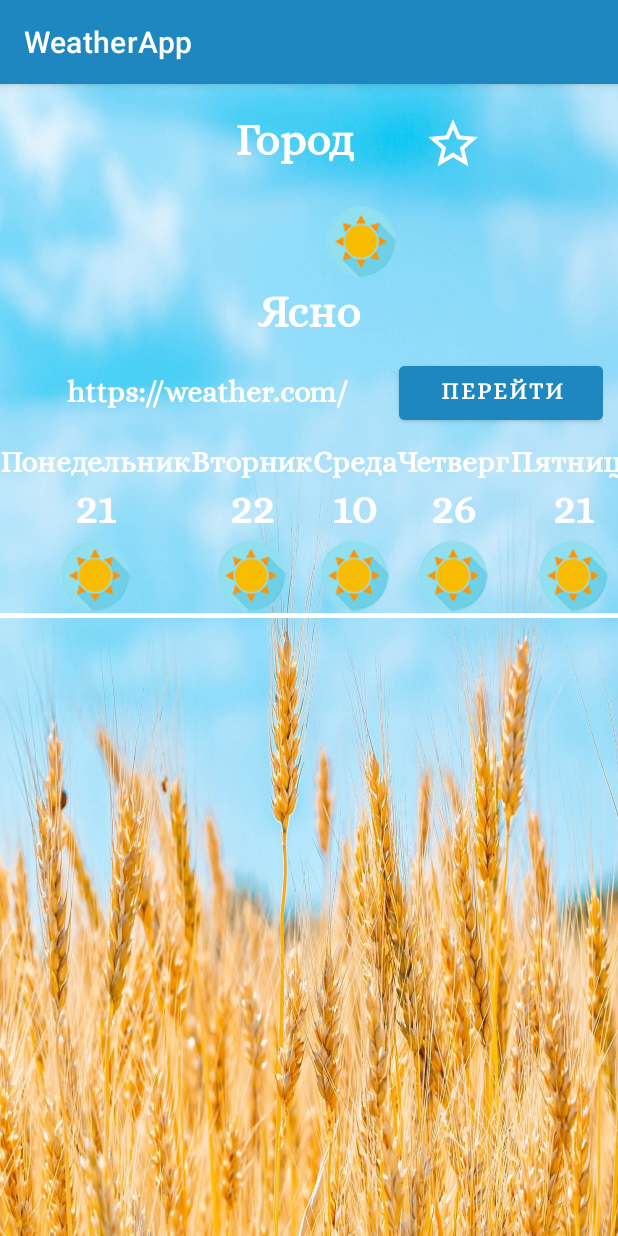
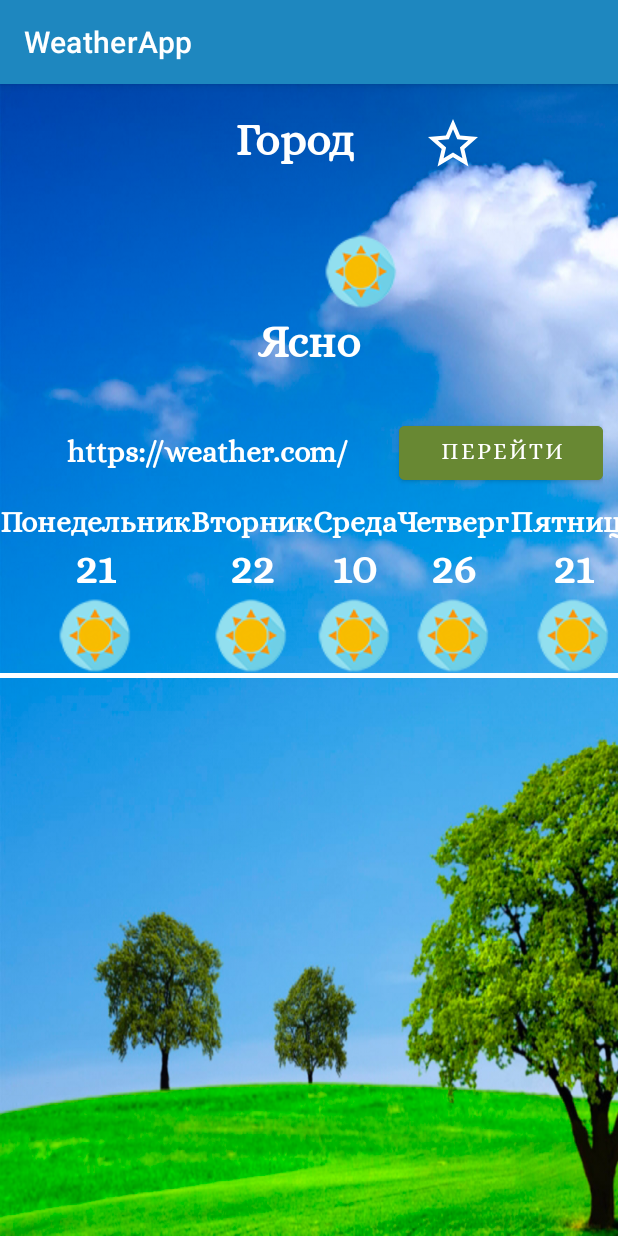
Before and after one commit to AlinaDorozhkina/Weather2, an Android app: the WeatherDescription screen opened directly, with no data from a screen before it, on a phone screen of 412 x 824 dp. Run offline under Robolectric (Android 15) with nearby library versions, the phone set to English and light mode, and no system bars.

Commit message:
7 урок

```diff
--- a/app/src/main/res/layout/activity_weather_description.xml
+++ b/app/src/main/res/layout/activity_weather_description.xml
@@ -7,8 +7,9 @@
     android:layout_width="match_parent"
     android:layout_height="match_parent"
     android:orientation="vertical"
-    android:background="@drawable/nebokolos2"
+    android:background="@drawable/house"
     tools:context=".WeatherDescription">
+
 
     <LinearLayout
         android:layout_width="match_parent"
@@ -35,9 +36,8 @@
             android:layout_margin="@dimen/common_margin_small"
             android:layout_weight="1"
             android:background="#00ffffff"
-            android:onClick="addToFavourites"
             android:contentDescription="@string/addingToFavourite"
-            app:icon="@drawable/ic_baseline_star_border_24"/>
+            app:icon="@drawable/ic_baseline_star_border_24" />
 
 
     </LinearLayout>
@@ -45,7 +45,8 @@
         android:id="@+id/tableLayout"
         android:layout_width="wrap_content"
         android:layout_height="wrap_content"
-        android:layout_gravity="center">
+        android:layout_gravity="center"
+        android:layout_margin="@dimen/common_margin">
 
         <TableRow
             android:layout_width="match_parent"
@@ -113,21 +114,22 @@
             android:text="@string/web_weather"
             style="@style/my_small_text"/>
 
-        <Button
+        <com.google.android.material.button.MaterialButton
+            style="@style/Widget.MaterialComponents.Button"
             android:id="@+id/buttonWebSearch"
             android:layout_width="wrap_content"
             android:layout_height="wrap_content"
             android:layout_gravity="center"
             android:layout_weight="0.5"
-            android:backgroundTint="@color/blues"
+            android:backgroundTint="@color/green"
             android:fontFamily="@font/alice"
-            android:gravity="center"
-            android:textStyle="bold"
             android:text="@string/web_open_button"
             android:textColor="@color/white"
-            android:textSize="@dimen/text_size_super_small" />
+            android:textSize="@dimen/text_size_super_small"
+            />
 
     </LinearLayout>
+
     <FrameLayout
         android:id="@+id/frame_for_extra_layout"
         android:layout_width="match_parent"
--- a/app/src/main/res/values/colors.xml
+++ b/app/src/main/res/values/colors.xml
@@ -10,4 +10,5 @@
     <color name="blues">#1E87BF</color>
     <color name="yellow">#FFE640</color>
     <color name="red">#FB0000</color>
+    <color name="green">#688833</color>
 </resources>
--- a/app/src/main/res/values/style.xml
+++ b/app/src/main/res/values/style.xml
@@ -20,4 +20,5 @@
         <item name="android:textStyle">bold</item>
         <item name="android:fontFamily">@font/alice</item>
     </style>
+
 </resources>
```
Also changed, not shown: app/src/main/java/com/example/weatherapp/WeatherDescription.java (+26 -28 lines), app/src/main/res/drawable/house.png (added).
